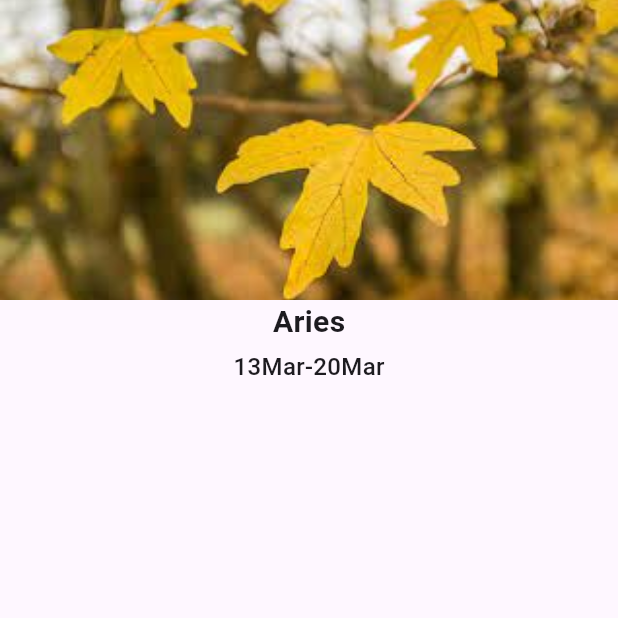
After one commit to romanitodua/zodiac-working-dir, a Flutter app: the screen it shows after launch, on a phone screen of 412 x 824 dp, the top half of it. The commit adds this screen. Run offline on Flutter 3.47's test engine with Material 3 defaults, Android fonts, the phone set to English and light mode, and no system bars.

Commit message:
zodiac details page test

```diff
--- /dev/null
+++ b/lib/Screens/HoroscopeDetailsScreen.dart
@@ -0,0 +1,45 @@
+import 'package:flutter/material.dart';
+
+class HoroscopeDetailsScreen extends StatefulWidget {
+  const HoroscopeDetailsScreen({super.key});
+
+  @override
+  State<HoroscopeDetailsScreen> createState() => _HoroscopeDetailsScreenState();
+}
+
+class _HoroscopeDetailsScreenState extends State<HoroscopeDetailsScreen> {
+  @override
+  Widget build(BuildContext context) {
+
+    return SafeArea(
+        child: Scaffold(
+            appBar: null,
+            body: Column(
+              children: <Widget>[
+                Container(
+                  height: 200,
+                  decoration: const BoxDecoration(
+                      color: Colors.red,
+                      image: DecorationImage(
+                          fit: BoxFit.cover,
+                          image: AssetImage('assets/test.jpg'))),
+                ),
+                const Center(
+                  child: Text(
+                    'Aries',
+                    style: TextStyle(fontSize: 20, fontWeight: FontWeight.bold),
+                  ),
+                ),
+                const SizedBox(
+                  height: 4,
+                ),
+                const Center(
+                  child: Text(
+                    '13Mar-20Mar',
+                    style: TextStyle(fontSize: 16,fontWeight: FontWeight.w500),
+                  ),
+                )
+              ],
+            )));
+  }
+}
--- a/lib/main.dart
+++ b/lib/main.dart
@@ -1,5 +1,6 @@
 import 'package:flutter/material.dart';
-import 'package:untitled1/Screens/HomePage/HomeScreen.dart';
+import 'package:untitled1/Screens/HomeScreen.dart';
+import 'package:untitled1/Screens/HoroscopeDetailsScreen.dart';
 
 void main() {
   runApp(const MyApp());
@@ -12,7 +13,7 @@ class MyApp extends StatelessWidget {
   Widget build(BuildContext context) {
     return const MaterialApp(
       title: 'ZodiacAppWorkingDir',
-      home: HomeScreen(),
+      home: HoroscopeDetailsScreen(),
     );
   }
 }
```
Also changed, not shown: assets/test.jpg (added), lib/Screens/HomeScreen.dart (renamed from lib/Screens/HomePage/HomeScreen.dart).
